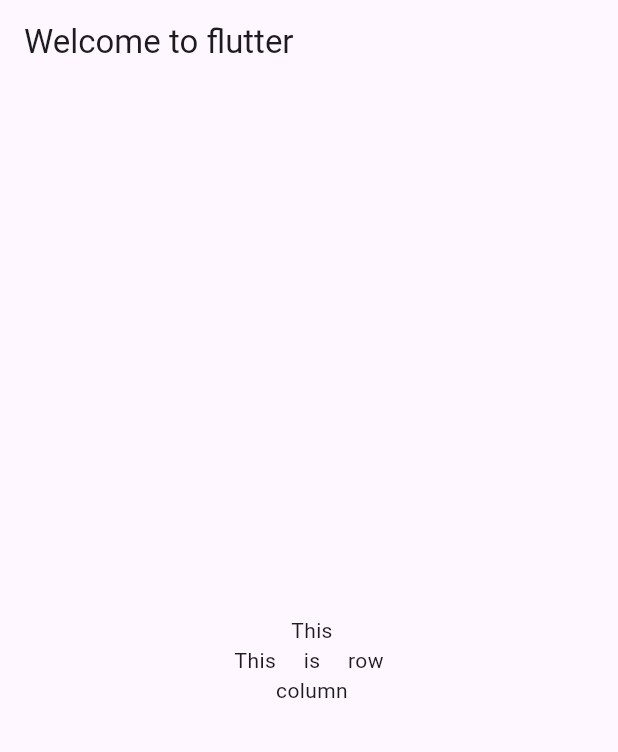
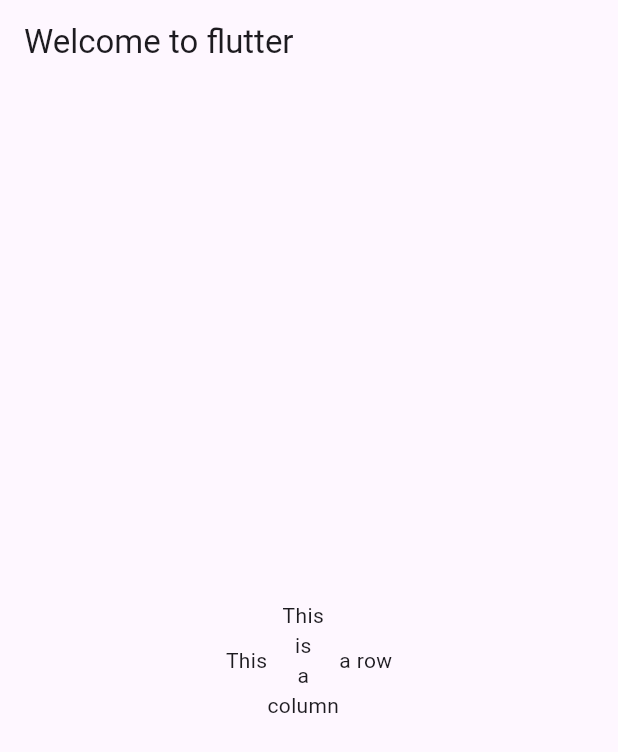
Before and after one commit to mkkm88/FlutterPractice, a Flutter app: the screen it shows after launch, on a phone screen of 412 x 824 dp. Shown: the top 752 px of the screen. Run offline on Flutter 3.47's test engine with Material 3 defaults, Android fonts, the phone set to English and light mode, and no system bars.

Commit message:
Rows and Columns

```diff
--- a/lib/main.dart
+++ b/lib/main.dart
@@ -19,8 +19,14 @@ class MyApp extends StatelessWidget {
             Text('This'),
             Column(
               mainAxisAlignment: MainAxisAlignment.center,
-              children: <Widget>[Text('This'), Text('is'), Text('column')],
+              children: <Widget>[
+                Text('This'),
+                Text('is'),
+                Text('a'),
+                Text('column'),
+              ],
             ),
+            Text('a '),
             Text('row'),
           ],
         ),
```
